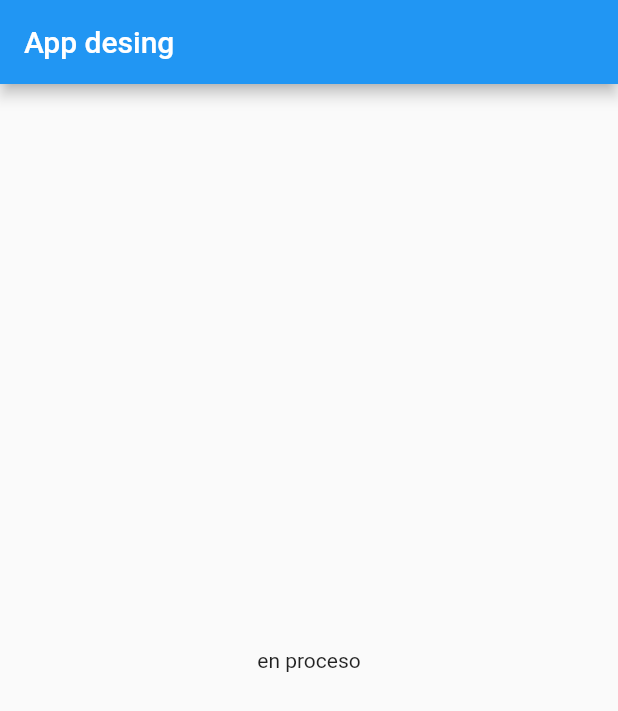
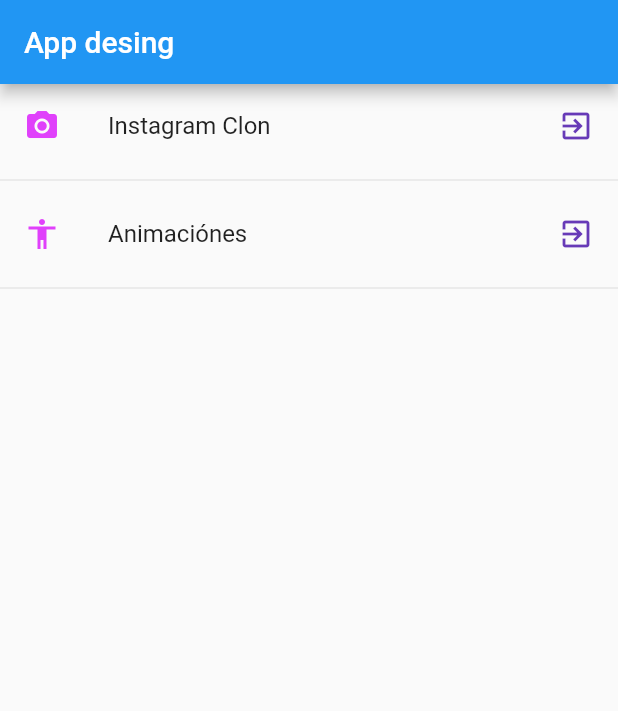
Before and after one commit to vidal1101/Flutter-Desing, a Flutter app: the screen it shows after launch, on a phone screen of 412 x 824 dp. Shown: the top 711 px of the screen. Run offline on Flutter 3.47's test engine with Material 2 defaults, Android fonts, the light colour scheme and no system bars.

```diff
--- /dev/null
+++ b/app_desing/data/menu_opc.json
@@ -0,0 +1,18 @@
+{
+    "nombreApp" : "app-desing",
+    "rutas" :[
+        {
+        "ruta": "instagram",
+        "icon": "photo_camera",
+        "texto":"Instagram Clon"
+        },
+        {
+        "ruta": "animated",
+        "icon": "accessibility",
+        "texto":"Animaciónes"
+        }
+
+
+    ]
+
+}
--- a/app_desing/lib/main.dart
+++ b/app_desing/lib/main.dart
@@ -1,4 +1,5 @@
 import 'package:flutter/material.dart';
+import 'package:app_desing/routes/routes_page.dart';
 import 'package:app_desing/pages/home_page.dart';
 
 void main() {
@@ -10,10 +11,12 @@ class MyApp extends StatelessWidget {
   @override
   Widget build(BuildContext context) {
     return MaterialApp(
+      debugShowCheckedModeBanner: false,
       theme: ThemeData(
         primarySwatch: Colors.blue,
       ),
-      home: HomePage(),
+      initialRoute: '/',
+      routes: getAplicationsRoutes(),
     );
   }
 }
--- a/app_desing/lib/pages/home_page.dart
+++ b/app_desing/lib/pages/home_page.dart
@@ -1,7 +1,8 @@
+import 'package:app_desing/providers/menu_providers.dart';
+import 'package:app_desing/widget/icons.dart';
 import 'package:flutter/material.dart';
 
 class HomePage extends StatefulWidget {
-
   @override
   _HomePageState createState() => _HomePageState();
 }
@@ -13,7 +14,47 @@ class _HomePageState extends State<HomePage> {
       appBar: AppBar(
         title: Text('App desing'),
       ),
-      body: Center(child: Text('en proceso'),),
+      body: _lista(),
     );
   }
+
+  Widget _lista() {
+    return FutureBuilder(
+        future: menuProviders.cargarDatos(),
+        initialData: [],
+        builder: (BuildContext context, AsyncSnapshot<dynamic> snapshot) {
+          if (snapshot.hasData) {
+
+            return ListView(
+              children: _listaItems(snapshot.data, context),
+            );
+          } else {
+
+            print('se carga un progress indicator');
+          }
+        });
+  }
+
+  List<Widget> _listaItems(List<dynamic> data, BuildContext context) {
+    final List<Widget> opciones = [];
+
+    data.forEach((opt) {
+      final wiggetTemporal = ListTile(
+        title: Text(opt['texto']),
+        leading: getIcon(opt['icon']),
+        trailing: Icon(Icons.exit_to_app, color: Colors.deepPurple),
+        onTap: () {
+          /*
+          final ruta = MaterialPageRoute(builder: (context) => AlertsPage());
+          Navigator.push(context, ruta);
+          */
+          Navigator.pushNamed(context, opt['ruta']);
+        },
+      );
+
+      opciones..add(wiggetTemporal)..add(Divider());
+    });
+
+    return opciones;
+  }
 }
--- /dev/null
+++ b/app_desing/lib/routes/routes_page.dart
@@ -0,0 +1,20 @@
+import 'package:app_desing/pages/home_instagram.dart';
+import 'package:flutter/material.dart';
+
+import 'package:app_desing/pages/home_page.dart';
+
+
+/**
+ *
+ * mapa que carga las rutas de acuerdo a un .json en la carpeta data.
+ *
+ */
+Map<String, WidgetBuilder> getAplicationsRoutes (){
+  return <String, WidgetBuilder>{
+
+    '/'           : (BuildContext context) => HomePage(),
+    'instagram'   : (_) => HomeInstagram(),
+
+  };
+
+}
```
Also changed, not shown: app_desing/lib/pages/home_instagram.dart (added, +136 -0 lines), app_desing/lib/providers/menu_providers.dart (added, +21 -0 lines), app_desing/lib/widget/icons.dart (added, +16 -0 lines), app_desing/pubspec.yaml (+7 -3 lines), app_desing/pubspec.lock.
